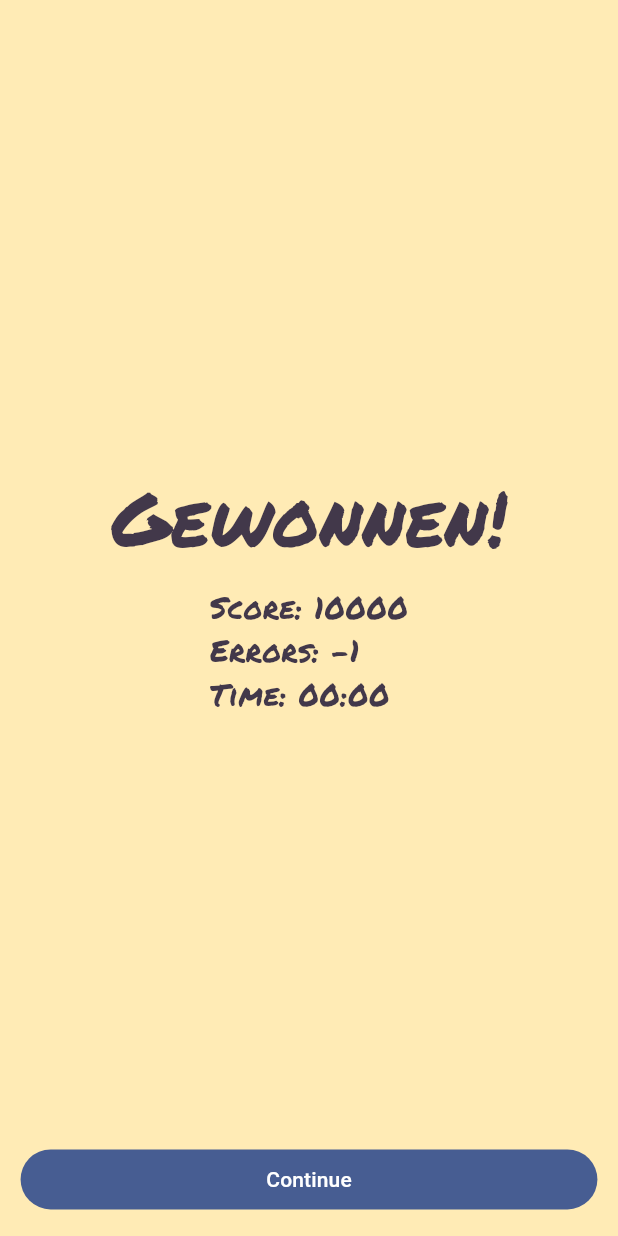
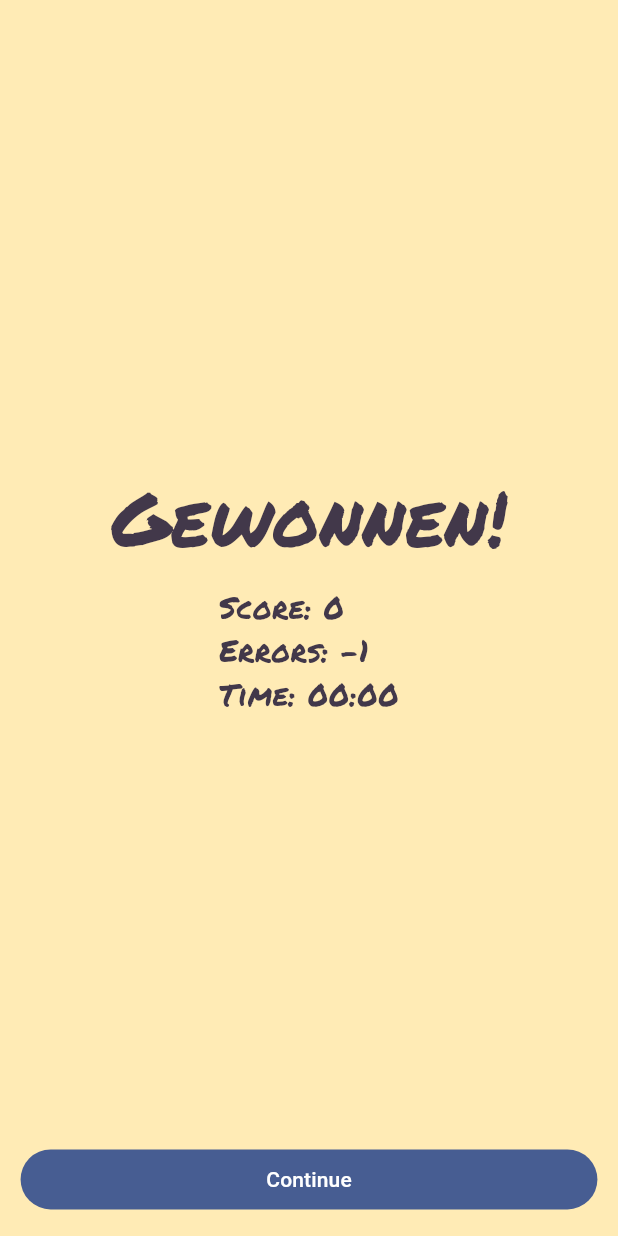
Before and after one commit to Paradoxianer/flying_words, a Flutter app: the WinGameScreen screen opened directly with empty values, on a phone screen of 412 x 824 dp. Run offline on Flutter 3.47's test engine with Material 2 defaults, Android fonts, the phone set to English and light mode, and no system bars; our stand-ins replace audioplayers, firebase_core, firebase_crashlytics, go_router, google_mobile_ads, in_app_purchase and 1 more; missing offline and left inert: games_services; accounts and stored records are empty.

Commit message:
Score now correctly calculate the score from duration, lesson and errors

```diff
--- a/lib/src/games_services/score.dart
+++ b/lib/src/games_services/score.dart
@@ -2,32 +2,31 @@
 // for details. All rights reserved. Use of this source code is governed by a
 // BSD-style license that can be found in the LICENSE file.
 
-import 'package:flutter/foundation.dart';
 import 'package:flying_words/src/game_internals/lesson.dart';
 import 'package:flying_words/src/game_internals/level_state.dart';
 
+import '../level_selection/levels.dart';
+
+Map<Difficulty, int> difficultyScoreFactor = {
+  Difficulty.slow: 1,
+  Difficulty.normal: 5,
+  Difficulty.insane: 20
+};
+
 /// Encapsulates a score and the arithmetic to compute it.
-@immutable
 class Score {
   final int score;
+  final Duration duration;
+  Score({this.score=0,this.duration=Duration.zero});
 
-  final Duration duration;
-
-  final int level;
-
-  final int errors;
-
-  factory Score(int level, Difficulty difficulty, Duration duration, int errors) {
+  factory Score.fromResult(int level, Difficulty difficulty, Duration duration, int errors) {
     // The higher the difficulty, the higher the score.
-    var score = (difficulty.index+1);
     // The lower the time to beat the level, the higher the score.
-    //score *= (levelState.length-levelState.numErrors);
-    //TODO calculate the length of the whole level from the givene number and difficulty speed wich gives the total time difficultySpeed[difficulty]
-    score *= 10000 ~/ (duration.inSeconds.abs() + 1);
-    return Score._(score, duration, level, errors);
+    var maxScore = gameLevels[level-1].words.length*difficultySpeed[difficulty]!.inMilliseconds;
+    var score = (difficultyScoreFactor[difficulty]??1)*(maxScore ~/ (duration.inSeconds*10)) - (errors*difficultySpeed[difficulty]!.inSeconds*10);
+    return Score(score:score, duration:duration);
   }
 
-  const Score._(this.score, this.duration, this.level, this.errors);
 
   String get formattedTime {
     final buf = StringBuffer();
@@ -50,5 +49,5 @@ class Score {
   }
 
   @override
-  String toString() => 'Score<$score,$formattedTime,$level>';
+  String toString() => 'Score<$score,$formattedTime>';
 }
```
